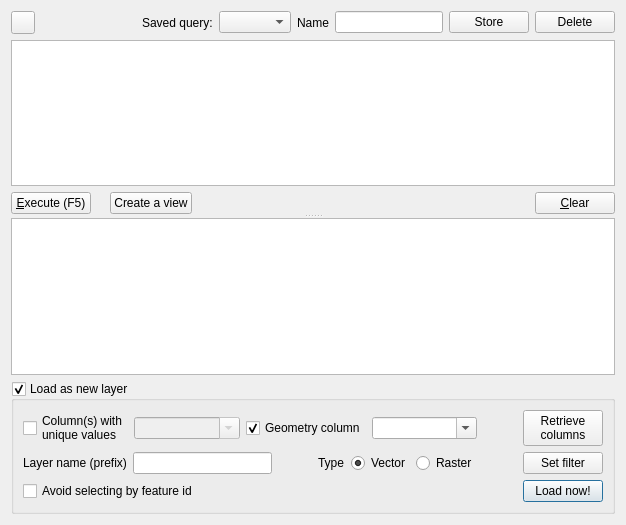
nextgis/nextgisqgis, file python/plugins/db_manager/ui/DlgSqlWindow.ui: the form before one commit.
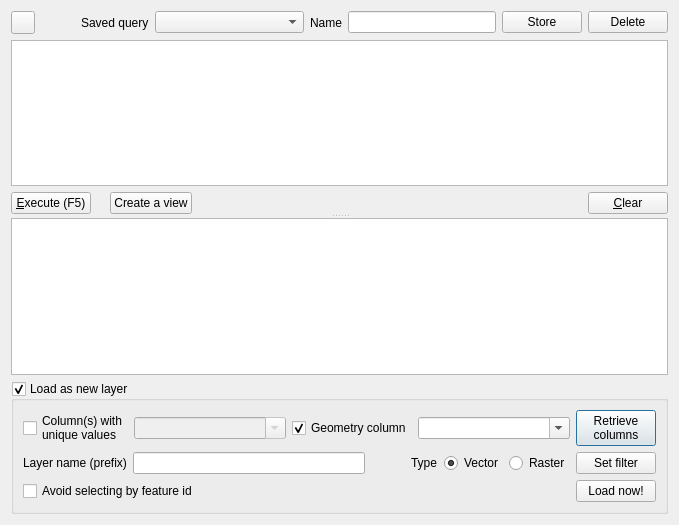
The form after the commit. Custom widgets are drawn as their Qt base class.

Diff of the .ui file:
```diff
--- a/python/plugins/db_manager/ui/DlgSqlWindow.ui
+++ b/python/plugins/db_manager/ui/DlgSqlWindow.ui
@@ -6,10 +6,16 @@
    <rect>
     <x>0</x>
     <y>0</y>
-    <width>626</width>
+    <width>679</width>
     <height>525</height>
    </rect>
   </property>
+  <property name="sizePolicy">
+   <sizepolicy hsizetype="Preferred" vsizetype="Preferred">
+    <horstretch>0</horstretch>
+    <verstretch>0</verstretch>
+   </sizepolicy>
+  </property>
   <property name="windowTitle">
    <string>SQL window</string>
   </property>
@@ -32,131 +38,70 @@
       <bool>true</bool>
      </property>
      <layout class="QGridLayout" name="gridLayout">
-      <item row="0" column="0">
+      <item row="0" column="0" colspan="2">
        <widget class="QWidget" name="loadAsLayerWidget" native="true">
         <layout class="QGridLayout" name="gridLayout_3">
          <property name="margin">
           <number>0</number>
          </property>
-         <item row="2" column="0">
-          <layout class="QHBoxLayout" name="horizontalLayout_2">
-           <item>
-            <widget class="QCheckBox" name="avoidSelectById">
-             <property name="toolTip">
-              <string>&lt;html&gt;&lt;head/&gt;&lt;body&gt;&lt;p&gt;Avoid selecting feature by id. Sometimes - especially when running expensive queries/views - fetching the data sequentially instead of fetching features by id can be much quicker.&lt;/p&gt;&lt;/body&gt;&lt;/html&gt;</string>
-             </property>
-             <property name="text">
-              <string>Avoid selecting by feature id</string>
-             </property>
-            </widget>
-           </item>
-           <item>
-            <spacer name="horizontalSpacer_2">
-             <property name="orientation">
-              <enum>Qt::Horizontal</enum>
-             </property>
-             <property name="sizeHint" stdset="0">
-              <size>
-               <width>40</width>
-               <height>20</height>
-              </size>
-             </property>
-            </spacer>
-           </item>
-           <item>
-            <widget class="QPushButton" name="loadLayerBtn">
-             <property name="text">
-              <string>Load now!</string>
-             </property>
-            </widget>
-           </item>
-          </layout>
-         </item>
-         <item row="0" column="0">
-          <layout class="QHBoxLayout" name="horizontalLayout_6">
-           <item>
-            <widget class="QCheckBox" name="uniqueColumnCheck">
-             <property name="text">
-              <string>Column(s) with 
-unique values</string>
-             </property>
-            </widget>
-           </item>
-           <item>
-            <widget class="QComboBox" name="uniqueCombo">
-             <property name="enabled">
-              <bool>false</bool>
-             </property>
-             <property name="sizePolicy">
-              <sizepolicy hsizetype="Expanding" vsizetype="Fixed">
-               <horstretch>0</horstretch>
-               <verstretch>0</verstretch>
-              </sizepolicy>
-             </property>
-             <property name="editable">
-              <bool>true</bool>
-             </property>
-             <property name="insertPolicy">
-              <enum>QComboBox::NoInsert</enum>
-             </property>
-            </widget>
-           </item>
-           <item>
-            <widget class="QCheckBox" name="hasGeometryCol">
-             <property name="text">
-              <string>Geometry column</string>
-             </property>
-             <property name="checked">
-              <bool>true</bool>
-             </property>
-             <property name="tristate">
-              <bool>false</bool>
-             </property>
-            </widget>
-           </item>
-           <item>
-            <widget class="QComboBox" name="geomCombo">
-             <property name="sizePolicy">
-              <sizepolicy hsizetype="Expanding" vsizetype="Fixed">
-               <horstretch>0</horstretch>
-               <verstretch>0</verstretch>
-              </sizepolicy>
-             </property>
-             <property name="editable">
-              <bool>true</bool>
-             </property>
-             <property name="insertPolicy">
-              <enum>QComboBox::NoInsert</enum>
-             </property>
-            </widget>
-           </item>
-           <item>
-            <spacer name="horizontalSpacer_5">
-             <property name="orientation">
-              <enum>Qt::Horizontal</enum>
-             </property>
-             <property name="sizeType">
-              <enum>QSizePolicy::Fixed</enum>
-             </property>
-             <property name="sizeHint" stdset="0">
-              <size>
-               <width>40</width>
-               <height>20</height>
-              </size>
-             </property>
-            </spacer>
-           </item>
-           <item>
-            <widget class="QPushButton" name="getColumnsBtn">
-             <property name="text">
-              <string>Retrieve 
+         <property name="topMargin">
+          <number>0</number>
+         </property>
+         <property name="rightMargin">
+          <number>0</number>
+         </property>
+         <property name="bottomMargin">
+          <number>0</number>
+         </property>
+         <item row="0" column="3">
+          <widget class="QPushButton" name="getColumnsBtn">
+           <property name="text">
+            <string>Retrieve 
 columns</string>
-             </property>
-            </widget>
-           </item>
-          </layout>
+           </property>
+          </widget>
          </item>
-         <item row="1" column="0">
+         <item row="2" column="1">
+          <spacer name="horizontalSpacer_2">
+           <property name="orientation">
+            <enum>Qt::Horizontal</enum>
+           </property>
+           <property name="sizeHint" stdset="0">
+            <size>
+             <width>40</width>
+             <height>20</height>
+            </size>
+           </property>
+          </spacer>
+         </item>
+         <item row="1" column="3">
+          <widget class="QPushButton" name="btnSetFilter">
+           <property name="text">
+            <string>Set filter</string>
+           </property>
+           <property name="autoDefault">
+            <bool>false</bool>
+           </property>
+          </widget>
+         </item>
+         <item row="2" column="3">
+          <widget class="QPushButton" name="loadLayerBtn">
+           <property name="text">
+            <string>Load now!</string>
+           </property>
+          </widget>
+         </item>
+         <item row="2" column="0">
+          <widget class="QCheckBox" name="avoidSelectById">
+           <property name="toolTip">
+            <string>&lt;html&gt;&lt;head/&gt;&lt;body&gt;&lt;p&gt;Avoid selecting feature by id. Sometimes - especially when running expensive queries/views - fetching the data sequentially instead of fetching features by id can be much quicker.&lt;/p&gt;&lt;/body&gt;&lt;/html&gt;</string>
+           </property>
+           <property name="text">
+            <string>Avoid selecting by feature id</string>
+           </property>
+          </widget>
+         </item>
+         <item row="1" column="0" colspan="2">
           <layout class="QHBoxLayout" name="horizontalLayout_7">
            <item>
             <widget class="QLabel" name="label_5">
@@ -217,32 +162,66 @@
                 </property>
                </widget>
               </item>
-              <item>
-               <spacer name="horizontalSpacer_6">
-                <property name="orientation">
-                 <enum>Qt::Horizontal</enum>
-                </property>
-                <property name="sizeType">
-                 <enum>QSizePolicy::Fixed</enum>
-                </property>
-                <property name="sizeHint" stdset="0">
-                 <size>
-                  <width>40</width>
-                  <height>20</height>
-                 </size>
-                </property>
-               </spacer>
-              </item>
              </layout>
             </widget>
            </item>
+          </layout>
+         </item>
+         <item row="0" column="0" colspan="2">
+          <layout class="QHBoxLayout" name="horizontalLayout_6">
            <item>
-            <widget class="QPushButton" name="btnSetFilter">
+            <widget class="QCheckBox" name="uniqueColumnCheck">
              <property name="text">
-              <string>Set filter</string>
+              <string>Column(s) with 
+unique values</string>
              </property>
-             <property name="autoDefault">
+            </widget>
+           </item>
+           <item>
+            <widget class="QComboBox" name="uniqueCombo">
+             <property name="enabled">
               <bool>false</bool>
+             </property>
+             <property name="sizePolicy">
+              <sizepolicy hsizetype="Expanding" vsizetype="Fixed">
+               <horstretch>0</horstretch>
+               <verstretch>0</verstretch>
+              </sizepolicy>
+             </property>
+             <property name="editable">
+              <bool>true</bool>
+             </property>
+             <property name="insertPolicy">
+              <enum>QComboBox::NoInsert</enum>
+             </property>
+            </widget>
+           </item>
+           <item>
+            <widget class="QCheckBox" name="hasGeometryCol">
+             <property name="text">
+              <string>Geometry column</string>
+             </property>
+             <property name="checked">
+              <bool>true</bool>
+             </property>
+             <property name="tristate">
+              <bool>false</bool>
+             </property>
+            </widget>
+           </item>
+           <item>
+            <widget class="QComboBox" name="geomCombo">
+             <property name="sizePolicy">
+              <sizepolicy hsizetype="Expanding" vsizetype="Fixed">
+               <horstretch>0</horstretch>
+               <verstretch>0</verstretch>
+              </sizepolicy>
+             </property>
+             <property name="editable">
+              <bool>true</bool>
+             </property>
+             <property name="insertPolicy">
+              <enum>QComboBox::NoInsert</enum>
              </property>
             </widget>
            </item>
@@ -286,12 +265,19 @@
          <item>
           <widget class="QLabel" name="label">
            <property name="text">
-            <string>Saved query:</string>
+            <string>Saved query</string>
            </property>
           </widget>
          </item>
          <item>
-          <widget class="QComboBox" name="presetCombo"/>
+          <widget class="QComboBox" name="presetCombo">
+           <property name="sizePolicy">
+            <sizepolicy hsizetype="Expanding" vsizetype="Fixed">
+             <horstretch>1</horstretch>
+             <verstretch>0</verstretch>
+            </sizepolicy>
+           </property>
+          </widget>
          </item>
          <item>
           <widget class="QLabel" name="label_2">
@@ -302,6 +288,12 @@
          </item>
          <item>
           <widget class="QLineEdit" name="presetName">
+           <property name="sizePolicy">
+            <sizepolicy hsizetype="Expanding" vsizetype="Fixed">
+             <horstretch>1</horstretch>
+             <verstretch>0</verstretch>
+            </sizepolicy>
+           </property>
            <property name="text">
             <string notr="true"/>
            </property>
```
Left out of the diff: 21 changed lines with no effect on the pictures.
